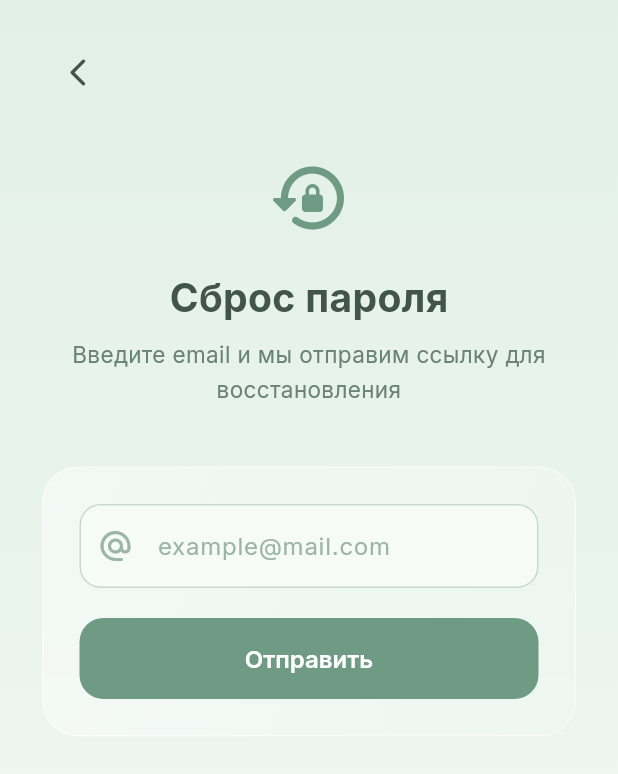
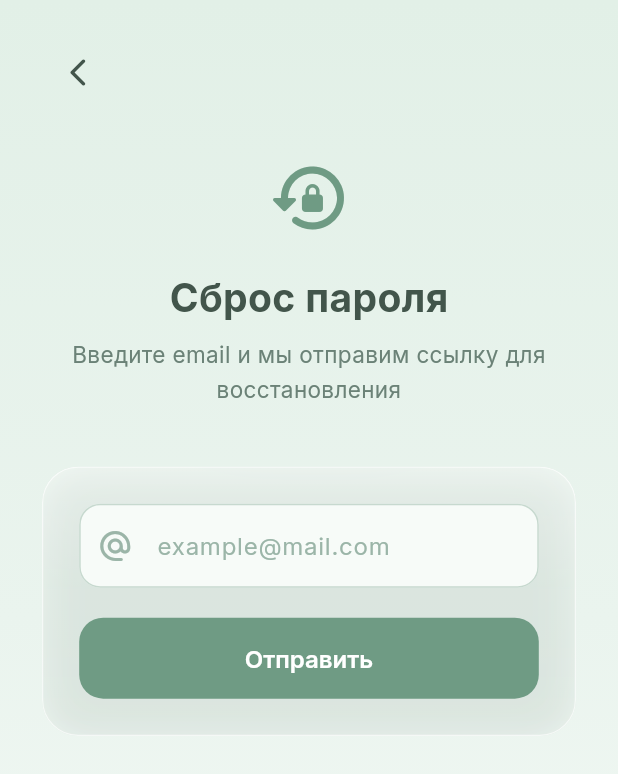
Before and after one commit to denly1/SoulPet, a Flutter app: the HomeScreen screen opened by its route, after a tap on the "logout" icon, after a tap on "Забыли пароль?", on a phone screen of 412 x 824 dp. Shown: the top 774 px of the screen. Run offline on Flutter 3.47's test engine with Material 3 defaults, Android fonts, the light colour scheme and no system bars; our stand-ins replace dartz, dio, equatable, flutter_secure_storage, get_it, go_router and 1 more; accounts and stored records are empty.

Commit message:
fix: improve liquid glass effect - stronger blur, iOS 26 style transparency

```diff
--- a/lib/core/constants/app_colors.dart
+++ b/lib/core/constants/app_colors.dart
@@ -79,25 +79,58 @@ class AppColors {
     end: Alignment.bottomCenter,
   );
 
-  // Glass surface gradient
+  // ── Liquid Glass (iOS 26 style) ──
+
+  // Glass fill — very transparent, top-lit inner gradient
   static LinearGradient get glassGradient => LinearGradient(
         colors: [
-          Colors.white.withValues(alpha: 0.45),
-          Colors.white.withValues(alpha: 0.15),
+          Colors.white.withValues(alpha: 0.38),
+          Colors.white.withValues(alpha: 0.12),
+          Colors.white.withValues(alpha: 0.06),
         ],
-        begin: Alignment.topLeft,
-        end: Alignment.bottomRight,
+        stops: const [0.0, 0.45, 1.0],
+        begin: Alignment.topCenter,
+        end: Alignment.bottomCenter,
       );
 
-  // Glass border color
-  static Color get glassBorder => Colors.white.withValues(alpha: 0.55);
+  // Stronger glass for nav icons / small elements
+  static LinearGradient get glassGradientStrong => LinearGradient(
+        colors: [
+          Colors.white.withValues(alpha: 0.52),
+          Colors.white.withValues(alpha: 0.18),
+          Colors.white.withValues(alpha: 0.08),
+        ],
+        stops: const [0.0, 0.4, 1.0],
+        begin: Alignment.topCenter,
+        end: Alignment.bottomCenter,
+      );
 
-  // Glass shadow
+  // Top highlight border — bright white edge like light refraction
+  static Color get glassBorder => Colors.white.withValues(alpha: 0.65);
+
+  // Subtle bottom/side border
+  static Color get glassBorderSubtle => Colors.white.withValues(alpha: 0.25);
+
+  // Outer glow shadow (soft, diffuse)
   static List<BoxShadow> get glassShadow => [
         BoxShadow(
-          color: liquidGreen.withValues(alpha: 0.12),
-          blurRadius: 24,
-          spreadRadius: 2,
+          color: Colors.black.withValues(alpha: 0.06),
+          blurRadius: 20,
+          spreadRadius: 0,
+          offset: const Offset(0, 4),
+        ),
+        BoxShadow(
+          color: liquidGreen.withValues(alpha: 0.08),
+          blurRadius: 32,
+          spreadRadius: -2,
         ),
       ];
+
+  // Inner highlight glow (for decoration, not BoxShadow)
+  static Color get glassInnerHighlight =>
+      Colors.white.withValues(alpha: 0.35);
+
+  // Recommended blur sigma for glass surfaces
+  static const double glassBlurSigma = 28.0;
+  static const double glassBlurSigmaSmall = 18.0;
 }
--- a/lib/features/auth/presentation/screens/forgot_password_screen.dart
+++ b/lib/features/auth/presentation/screens/forgot_password_screen.dart
@@ -96,14 +96,17 @@ class _ForgotPasswordScreenState extends State<ForgotPasswordScreen> {
                     child: ClipRRect(
                       borderRadius: BorderRadius.circular(24),
                       child: BackdropFilter(
-                        filter: ImageFilter.blur(sigmaX: 12, sigmaY: 12),
+                        filter: ImageFilter.blur(
+                          sigmaX: AppColors.glassBlurSigma,
+                          sigmaY: AppColors.glassBlurSigma,
+                        ),
                         child: Container(
                           padding: const EdgeInsets.all(24),
                           decoration: BoxDecoration(
                             borderRadius: BorderRadius.circular(24),
                             gradient: AppColors.glassGradient,
-                            border:
-                                Border.all(color: AppColors.glassBorder),
+                            border: Border.all(color: AppColors.glassBorder, width: 0.8),
+                            boxShadow: AppColors.glassShadow,
                           ),
                           child: Column(
                             children: [
--- a/lib/features/auth/presentation/screens/login_screen.dart
+++ b/lib/features/auth/presentation/screens/login_screen.dart
@@ -67,15 +67,18 @@ class _LoginScreenState extends State<LoginScreen> {
                   ClipRRect(
                     borderRadius: BorderRadius.circular(28),
                     child: BackdropFilter(
-                      filter: ImageFilter.blur(sigmaX: 10, sigmaY: 10),
+                      filter: ImageFilter.blur(
+                        sigmaX: AppColors.glassBlurSigma,
+                        sigmaY: AppColors.glassBlurSigma,
+                      ),
                       child: Container(
                         width: 100,
                         height: 100,
                         decoration: BoxDecoration(
                           borderRadius: BorderRadius.circular(28),
-                          gradient: AppColors.glassGradient,
+                          gradient: AppColors.glassGradientStrong,
                           border: Border.all(
-                              color: AppColors.glassBorder, width: 1.5),
+                              color: AppColors.glassBorder, width: 1),
                           boxShadow: AppColors.glassShadow,
                         ),
                         child: Center(
@@ -108,13 +111,17 @@ class _LoginScreenState extends State<LoginScreen> {
                   ClipRRect(
                     borderRadius: BorderRadius.circular(24),
                     child: BackdropFilter(
-                      filter: ImageFilter.blur(sigmaX: 12, sigmaY: 12),
+                      filter: ImageFilter.blur(
+                        sigmaX: AppColors.glassBlurSigma,
+                        sigmaY: AppColors.glassBlurSigma,
+                      ),
                       child: Container(
                         padding: const EdgeInsets.all(24),
                         decoration: BoxDecoration(
                           borderRadius: BorderRadius.circular(24),
                           gradient: AppColors.glassGradient,
-                          border: Border.all(color: AppColors.glassBorder),
+                          border: Border.all(color: AppColors.glassBorder, width: 0.8),
+                          boxShadow: AppColors.glassShadow,
                         ),
                         child: Column(
                           crossAxisAlignment: CrossAxisAlignment.start,
--- a/lib/features/auth/presentation/screens/register_screen.dart
+++ b/lib/features/auth/presentation/screens/register_screen.dart
@@ -102,13 +102,17 @@ class _RegisterScreenState extends State<RegisterScreen> {
                   ClipRRect(
                     borderRadius: BorderRadius.circular(24),
                     child: BackdropFilter(
-                      filter: ImageFilter.blur(sigmaX: 12, sigmaY: 12),
+                      filter: ImageFilter.blur(
+                        sigmaX: AppColors.glassBlurSigma,
+                        sigmaY: AppColors.glassBlurSigma,
+                      ),
                       child: Container(
                         padding: const EdgeInsets.all(24),
                         decoration: BoxDecoration(
                           borderRadius: BorderRadius.circular(24),
                           gradient: AppColors.glassGradient,
-                          border: Border.all(color: AppColors.glassBorder),
+                          border: Border.all(color: AppColors.glassBorder, width: 0.8),
+                          boxShadow: AppColors.glassShadow,
                         ),
                         child: Column(
                           children: [
--- a/lib/features/home/presentation/screens/home_screen.dart
+++ b/lib/features/home/presentation/screens/home_screen.dart
@@ -392,7 +392,10 @@ class _HomeScreenState extends State<HomeScreen> {
           ClipRRect(
             borderRadius: BorderRadius.circular(12),
             child: BackdropFilter(
-              filter: ImageFilter.blur(sigmaX: 6, sigmaY: 6),
+              filter: ImageFilter.blur(
+                sigmaX: AppColors.glassBlurSigmaSmall,
+                sigmaY: AppColors.glassBlurSigmaSmall,
+              ),
               child: Container(
                 padding:
                     const EdgeInsets.symmetric(horizontal: 20, vertical: 10),
@@ -429,14 +432,17 @@ class _GlassCard extends StatelessWidget {
     return ClipRRect(
       borderRadius: BorderRadius.circular(24),
       child: BackdropFilter(
-        filter: ImageFilter.blur(sigmaX: 12, sigmaY: 12),
+        filter: ImageFilter.blur(
+          sigmaX: AppColors.glassBlurSigma,
+          sigmaY: AppColors.glassBlurSigma,
+        ),
         child: Container(
           width: double.infinity,
           padding: const EdgeInsets.all(20),
           decoration: BoxDecoration(
             borderRadius: BorderRadius.circular(24),
             gradient: AppColors.glassGradient,
-            border: Border.all(color: AppColors.glassBorder, width: 1.5),
+            border: Border.all(color: AppColors.glassBorder, width: 0.8),
             boxShadow: AppColors.glassShadow,
           ),
           child: child,
@@ -456,21 +462,17 @@ class _GlassCircle extends StatelessWidget {
   Widget build(BuildContext context) {
     final content = ClipOval(
       child: BackdropFilter(
-        filter: ImageFilter.blur(sigmaX: 8, sigmaY: 8),
+        filter: ImageFilter.blur(
+          sigmaX: AppColors.glassBlurSigmaSmall,
+          sigmaY: AppColors.glassBlurSigmaSmall,
+        ),
         child: Container(
           width: size,
           height: size,
           decoration: BoxDecoration(
             shape: BoxShape.circle,
-            gradient: LinearGradient(
-              colors: [
-                Colors.white.withValues(alpha: 0.5),
-                Colors.white.withValues(alpha: 0.15),
-              ],
-              begin: Alignment.topLeft,
-              end: Alignment.bottomRight,
-            ),
-            border: Border.all(color: AppColors.glassBorder, width: 1.5),
+            gradient: AppColors.glassGradientStrong,
+            border: Border.all(color: AppColors.glassBorder, width: 1),
             boxShadow: AppColors.glassShadow,
           ),
           child: Center(child: child),
@@ -501,15 +503,19 @@ class _GlassMenuItem extends StatelessWidget {
     return GestureDetector(
       onTap: onTap,
       child: ClipRRect(
-        borderRadius: BorderRadius.circular(18),
+        borderRadius: BorderRadius.circular(20),
         child: BackdropFilter(
-          filter: ImageFilter.blur(sigmaX: 8, sigmaY: 8),
+          filter: ImageFilter.blur(
+            sigmaX: AppColors.glassBlurSigma,
+            sigmaY: AppColors.glassBlurSigma,
+          ),
           child: Container(
             padding: const EdgeInsets.symmetric(horizontal: 16, vertical: 14),
             decoration: BoxDecoration(
-              borderRadius: BorderRadius.circular(18),
+              borderRadius: BorderRadius.circular(20),
               gradient: AppColors.glassGradient,
-              border: Border.all(color: AppColors.glassBorder),
+              border: Border.all(color: AppColors.glassBorder, width: 0.8),
+              boxShadow: AppColors.glassShadow,
             ),
             child: Row(
               children: [
--- a/lib/features/onboarding/presentation/onboarding_screen.dart
+++ b/lib/features/onboarding/presentation/onboarding_screen.dart
@@ -99,17 +99,19 @@ class _OnboardingScreenState extends State<OnboardingScreen> {
                           // Glass circle with icon
                           ClipOval(
                             child: BackdropFilter(
-                              filter:
-                                  ImageFilter.blur(sigmaX: 10, sigmaY: 10),
+                              filter: ImageFilter.blur(
+                                sigmaX: AppColors.glassBlurSigma,
+                                sigmaY: AppColors.glassBlurSigma,
+                              ),
                               child: Container(
                                 width: 150,
                                 height: 150,
                                 decoration: BoxDecoration(
                                   shape: BoxShape.circle,
-                                  gradient: AppColors.glassGradient,
+                                  gradient: AppColors.glassGradientStrong,
                                   border: Border.all(
                                     color: AppColors.glassBorder,
-                                    width: 1.5,
+                                    width: 1,
                                   ),
                                   boxShadow: AppColors.glassShadow,
                                 ),
--- a/lib/features/splash/presentation/splash_screen.dart
+++ b/lib/features/splash/presentation/splash_screen.dart
@@ -87,15 +87,17 @@ class _SplashScreenState extends State<SplashScreen>
                       ClipRRect(
                         borderRadius: BorderRadius.circular(36),
                         child: BackdropFilter(
-                          filter: ImageFilter.blur(sigmaX: 12, sigmaY: 12),
+                          filter: ImageFilter.blur(
+                            sigmaX: AppColors.glassBlurSigma,
+                            sigmaY: AppColors.glassBlurSigma,
+                          ),
                           child: Container(
                             width: 140,
                             height: 140,
                             decoration: BoxDecoration(
                               borderRadius: BorderRadius.circular(36),
                               gradient: AppColors.glassGradient,
-                              border: Border.all(
-                                  color: AppColors.glassBorder, width: 2),
+                              border: Border.all(color: AppColors.glassBorder, width: 0.8),
                               boxShadow: AppColors.glassShadow,
                             ),
                             child: Center(
```
